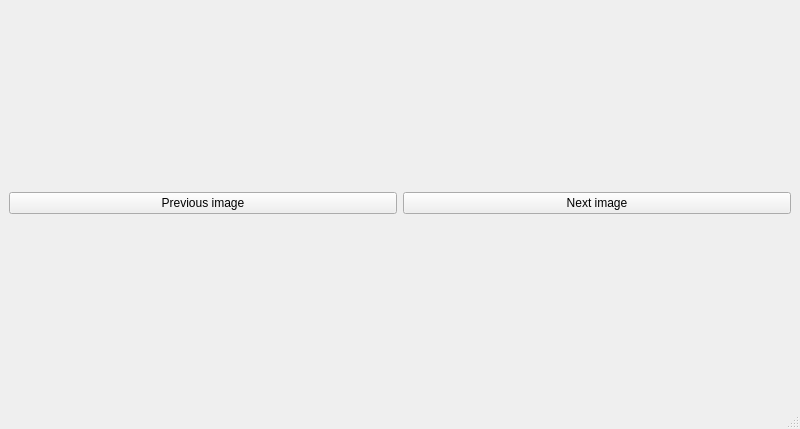
Qt form ui/deftui_imgpreview.ui (extall/road-defect-types) before a commit.
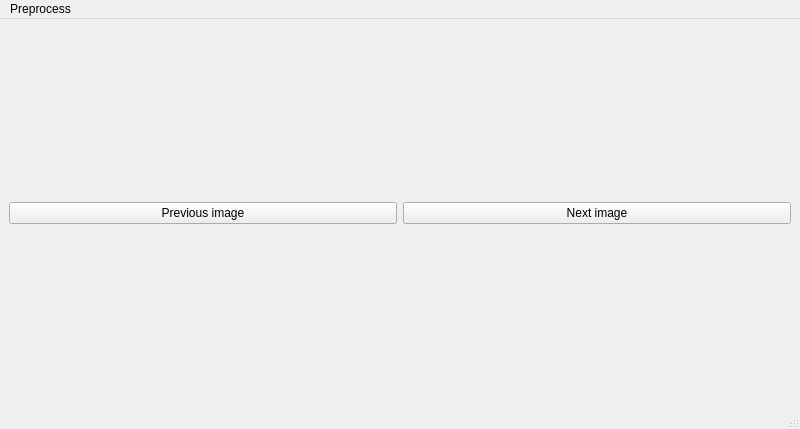
The same form after that commit.

Commit message: [Tools] Added basic image processing tools to image segments for analysis

```diff
--- a/ui/deftui_imgpreview.ui
+++ b/ui/deftui_imgpreview.ui
@@ -50,6 +50,15 @@
      <height>21</height>
     </rect>
    </property>
+   <widget class="QMenu" name="menuSegments">
+    <property name="title">
+     <string>Preprocess</string>
+    </property>
+    <addaction name="actionApply_Canny"/>
+    <addaction name="actionThreshold"/>
+    <addaction name="actionAdaptive_threshold"/>
+   </widget>
+   <addaction name="menuSegments"/>
   </widget>
   <widget class="QStatusBar" name="statusbar"/>
  </widget>
```
Left out of the diff: 33 changed lines with no effect on the pictures. The commit also changes 2 other files.
